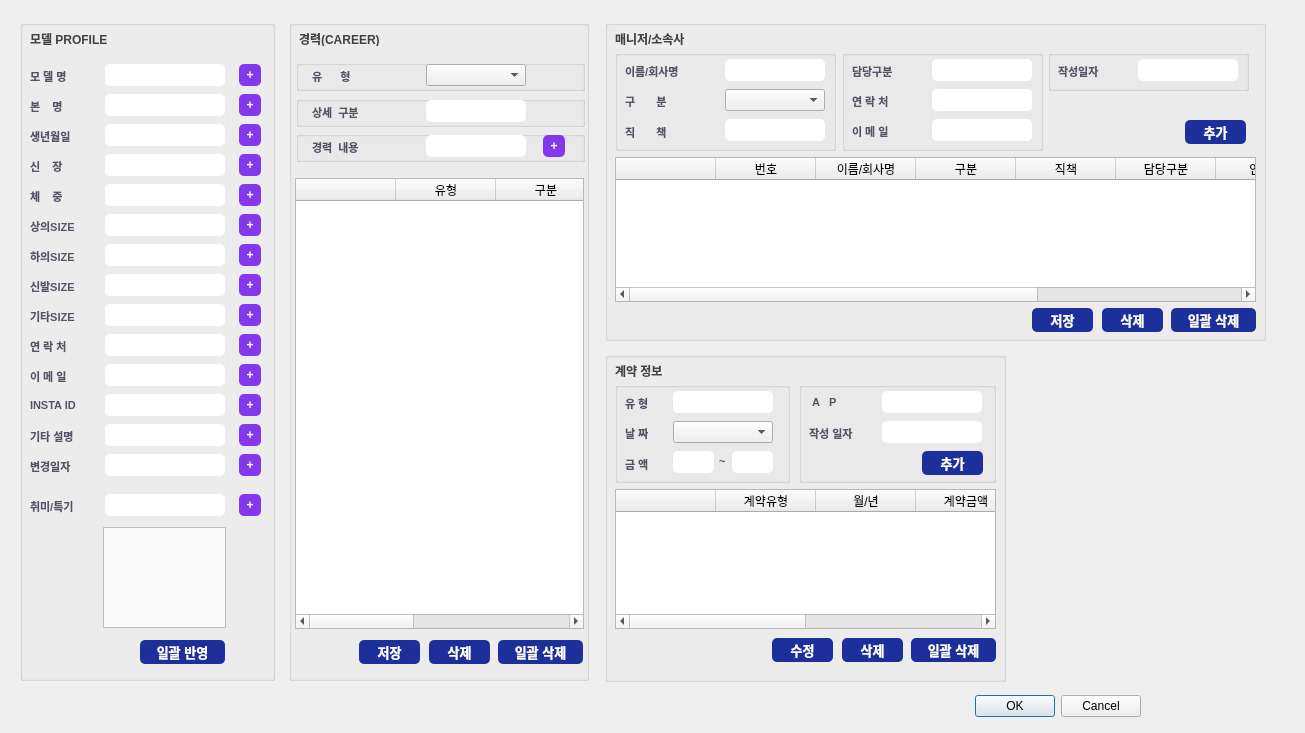
First picture: the form in model_manager/model_info_window.ui, repository ahns13/model_mng_program, before the edit.
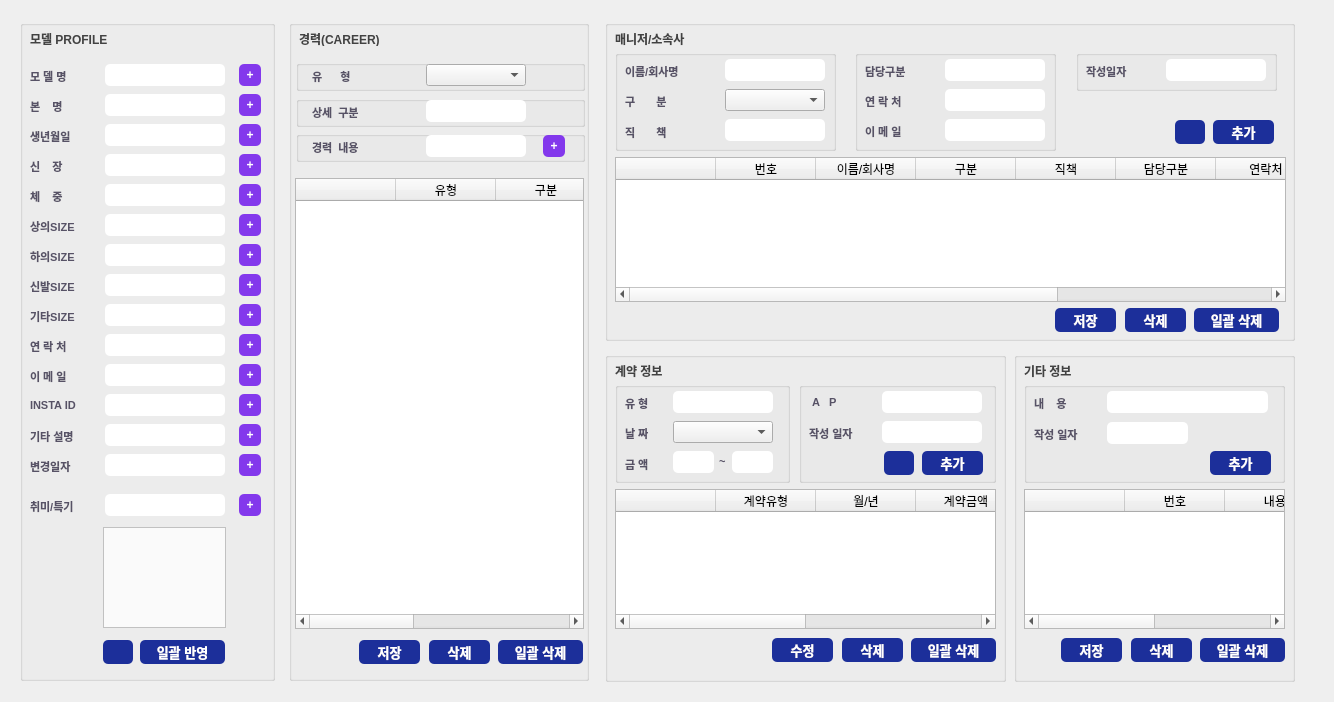
Second picture: the form after the edit.

```diff
--- a/model_manager/model_info_window.ui
+++ b/model_manager/model_info_window.ui
@@ -6,29 +6,13 @@
    <rect>
     <x>0</x>
     <y>0</y>
-    <width>1305</width>
-    <height>733</height>
+    <width>1334</width>
+    <height>702</height>
    </rect>
   </property>
   <property name="windowTitle">
    <string>모델 상세 정보</string>
   </property>
-  <widget class="QDialogButtonBox" name="buttonBox">
-   <property name="geometry">
-    <rect>
-     <x>800</x>
-     <y>690</y>
-     <width>341</width>
-     <height>32</height>
-    </rect>
-   </property>
-   <property name="orientation">
-    <enum>Qt::Horizontal</enum>
-   </property>
-   <property name="standardButtons">
-    <set>QDialogButtonBox::Cancel|QDialogButtonBox::Ok</set>
-   </property>
-  </widget>
   <widget class="QGroupBox" name="groupBox_profile">
    <property name="geometry">
     <rect>
@@ -1177,6 +1161,30 @@
      <string>일괄 반영</string>
     </property>
    </widget>
+   <widget class="QPushButton" name="btn_profile_init">
+    <property name="geometry">
+     <rect>
+      <x>83</x>
+      <y>620</y>
+      <width>30</width>
+      <height>24</height>
+     </rect>
+    </property>
+    <property name="cursor">
+     <cursorShape>PointingHandCursor</cursorShape>
+    </property>
+    <property name="styleSheet">
+     <string notr="true">font: 13px;
+font-weight: bold;
+background-color: rgb(28, 47, 154);
+color: white;
+border-radius: 5px;
+cursor: pointer;</string>
+    </property>
+    <property name="text">
+     <string/>
+    </property>
+   </widget>
   </widget>
   <widget class="QGroupBox" name="groupBox_career">
    <property name="geometry">
@@ -1494,7 +1502,7 @@
     <rect>
      <x>605</x>
      <y>20</y>
-     <width>661</width>
+     <width>690</width>
      <height>321</height>
     </rect>
    </property>
@@ -1522,7 +1530,7 @@
      <rect>
       <x>10</x>
       <y>137</y>
-      <width>641</width>
+      <width>671</width>
       <height>145</height>
      </rect>
     </property>
@@ -1689,7 +1697,7 @@
    <widget class="QGroupBox" name="groupBox_contact_2">
     <property name="geometry">
      <rect>
-      <x>237</x>
+      <x>250</x>
       <y>30</y>
       <width>201</width>
       <height>101</height>
@@ -1795,7 +1803,7 @@
    <widget class="QGroupBox" name="groupBox_contact_3">
     <property name="geometry">
      <rect>
-      <x>443</x>
+      <x>471</x>
       <y>30</y>
       <width>201</width>
       <height>41</height>
@@ -1841,7 +1849,7 @@
    <widget class="QPushButton" name="btn_contact_insert">
     <property name="geometry">
      <rect>
-      <x>580</x>
+      <x>608</x>
       <y>100</y>
       <width>61</width>
       <height>24</height>
@@ -1865,7 +1873,7 @@
    <widget class="QPushButton" name="btn_contact_all_delete">
     <property name="geometry">
      <rect>
-      <x>566</x>
+      <x>589</x>
       <y>288</y>
       <width>85</width>
       <height>24</height>
@@ -1889,7 +1897,7 @@
    <widget class="QPushButton" name="btn_contact_delete">
     <property name="geometry">
      <rect>
-      <x>497</x>
+      <x>520</x>
       <y>288</y>
       <width>61</width>
       <height>24</height>
@@ -1913,7 +1921,7 @@
    <widget class="QPushButton" name="btn_contact_update">
     <property name="geometry">
      <rect>
-      <x>427</x>
+      <x>450</x>
       <y>288</y>
       <width>61</width>
       <height>24</height>
@@ -1934,6 +1942,30 @@
      <string>저장</string>
     </property>
    </widget>
+   <widget class="QPushButton" name="btn_contact_init">
+    <property name="geometry">
+     <rect>
+      <x>570</x>
+      <y>100</y>
+      <width>30</width>
+      <height>24</height>
+     </rect>
+    </property>
+    <property name="cursor">
+     <cursorShape>PointingHandCursor</cursorShape>
+    </property>
+    <property name="styleSheet">
+     <string notr="true">font: 13px;
+font-weight: bold;
+background-color: rgb(28, 47, 154);
+color: white;
+border-radius: 5px;
+cursor: pointer;</string>
+    </property>
+    <property name="text">
+     <string/>
+    </property>
+   </widget>
   </widget>
   <widget class="QGroupBox" name="groupBox_contract">
    <property name="geometry">
@@ -2203,6 +2235,30 @@
       <string>추가</string>
      </property>
     </widget>
+    <widget class="QPushButton" name="btn_contract_init">
+     <property name="geometry">
+      <rect>
+       <x>85</x>
+       <y>69</y>
+       <width>30</width>
+       <height>24</height>
+      </rect>
+     </property>
+     <property name="cursor">
+      <cursorShape>PointingHandCursor</cursorShape>
+     </property>
+     <property name="styleSheet">
+      <string notr="true">font: 13px;
+font-weight: bold;
+background-color: rgb(28, 47, 154);
+color: white;
+border-radius: 5px;
+cursor: pointer;</string>
+     </property>
+     <property name="text">
+      <string/>
+     </property>
+    </widget>
    </widget>
    <widget class="QTableWidget" name="tableWidget_contract">
     <property name="geometry">
@@ -2320,6 +2376,240 @@
     </property>
    </widget>
   </widget>
+  <widget class="QGroupBox" name="groupBox_other">
+   <property name="geometry">
+    <rect>
+     <x>1014</x>
+     <y>352</y>
+     <width>281</width>
+     <height>330</height>
+    </rect>
+   </property>
+   <property name="title">
+    <string/>
+   </property>
+   <widget class="QLabel" name="label_other_title">
+    <property name="geometry">
+     <rect>
+      <x>10</x>
+      <y>10</y>
+      <width>111</width>
+      <height>16</height>
+     </rect>
+    </property>
+    <property name="styleSheet">
+     <string notr="true">border: none;</string>
+    </property>
+    <property name="text">
+     <string>&lt;html&gt;&lt;head/&gt;&lt;body&gt;&lt;p&gt;&lt;span style=&quot; font-weight:600; color:#424242;&quot;&gt;기타 정보&lt;/span&gt;&lt;/p&gt;&lt;/body&gt;&lt;/html&gt;</string>
+    </property>
+   </widget>
+   <widget class="QGroupBox" name="groupBox_other_info">
+    <property name="geometry">
+     <rect>
+      <x>10</x>
+      <y>30</y>
+      <width>261</width>
+      <height>101</height>
+     </rect>
+    </property>
+    <property name="styleSheet">
+     <string notr="true"/>
+    </property>
+    <property name="title">
+     <string/>
+    </property>
+    <widget class="QLabel" name="label_other_info">
+     <property name="geometry">
+      <rect>
+       <x>10</x>
+       <y>13</y>
+       <width>61</width>
+       <height>16</height>
+      </rect>
+     </property>
+     <property name="styleSheet">
+      <string notr="true">border: none;</string>
+     </property>
+     <property name="text">
+      <string>&lt;html&gt;&lt;head/&gt;&lt;body&gt;&lt;p align=&quot;justify&quot;&gt;&lt;span style=&quot; font-size:8pt; font-weight:600; color:#575266;&quot;&gt;내&amp;nbsp;&amp;nbsp;&amp;nbsp;&amp;nbsp;용&lt;/span&gt;&lt;/p&gt;&lt;/body&gt;&lt;/html&gt;</string>
+     </property>
+    </widget>
+    <widget class="QLineEdit" name="lineEdit_other_info">
+     <property name="geometry">
+      <rect>
+       <x>83</x>
+       <y>9</y>
+       <width>161</width>
+       <height>22</height>
+      </rect>
+     </property>
+     <property name="styleSheet">
+      <string notr="true">background-color: rgb(255, 255, 255);
+border-radius: 5px;</string>
+     </property>
+    </widget>
+    <widget class="QPushButton" name="btn_other_insert">
+     <property name="geometry">
+      <rect>
+       <x>186</x>
+       <y>69</y>
+       <width>61</width>
+       <height>24</height>
+      </rect>
+     </property>
+     <property name="cursor">
+      <cursorShape>PointingHandCursor</cursorShape>
+     </property>
+     <property name="styleSheet">
+      <string notr="true">font: 13px;
+font-weight: bold;
+background-color: rgb(28, 47, 154);
+color: white;
+border-radius: 5px;
+cursor: pointer;</string>
+     </property>
+     <property name="text">
+      <string>추가</string>
+     </property>
+    </widget>
+    <widget class="QLineEdit" name="lineEdit_other_data_date">
+     <property name="geometry">
+      <rect>
+       <x>83</x>
+       <y>40</y>
+       <width>81</width>
+       <height>22</height>
+      </rect>
+     </property>
+     <property name="styleSheet">
+      <string notr="true">background-color: rgb(255, 255, 255);
+border-radius: 5px;</string>
+     </property>
+    </widget>
+    <widget class="QLabel" name="label_other_data_date">
+     <property name="geometry">
+      <rect>
+       <x>10</x>
+       <y>44</y>
+       <width>60</width>
+       <height>16</height>
+      </rect>
+     </property>
+     <property name="styleSheet">
+      <string notr="true">border: none;</string>
+     </property>
+     <property name="text">
+      <string>&lt;html&gt;&lt;head/&gt;&lt;body&gt;&lt;p align=&quot;justify&quot;&gt;&lt;span style=&quot; font-size:8pt; font-weight:600; color:#575266;&quot;&gt;작성 일자&lt;/span&gt;&lt;/p&gt;&lt;/body&gt;&lt;/html&gt;</string>
+     </property>
+    </widget>
+   </widget>
+   <widget class="QTableWidget" name="tableWidget_other">
+    <property name="geometry">
+     <rect>
+      <x>10</x>
+      <y>137</y>
+      <width>261</width>
+      <height>140</height>
+     </rect>
+    </property>
+    <property name="editTriggers">
+     <set>QAbstractItemView::DoubleClicked</set>
+    </property>
+    <column>
+     <property name="text">
+      <string/>
+     </property>
+    </column>
+    <column>
+     <property name="text">
+      <string>번호</string>
+     </property>
+    </column>
+    <column>
+     <property name="text">
+      <string>내용</string>
+     </property>
+    </column>
+    <column>
+     <property name="text">
+      <string>작성일자</string>
+     </property>
+    </column>
+   </widget>
+   <widget class="QPushButton" name="btn_other_all_delete">
+    <property name="geometry">
+     <rect>
+      <x>186</x>
+      <y>286</y>
+      <width>85</width>
+      <height>24</height>
+     </rect>
+    </property>
+    <property name="cursor">
+     <cursorShape>PointingHandCursor</cursorShape>
+    </property>
+    <property name="styleSheet">
+     <string notr="true">font: 13px;
+font-weight: bold;
+background-color: rgb(28, 47, 154);
+color: white;
+border-radius: 5px;
+cursor: pointer;</string>
+    </property>
+    <property name="text">
+     <string>일괄 삭제</string>
+    </property>
+   </widget>
+   <widget class="QPushButton" name="btn_other_delete">
+    <property name="geometry">
+     <rect>
+      <x>117</x>
+      <y>286</y>
+      <width>61</width>
+      <height>24</height>
+     </rect>
+    </property>
+    <property name="cursor">
+     <cursorShape>PointingHandCursor</cursorShape>
+    </property>
+    <property name="styleSheet">
+     <string notr="true">font: 13px;
+font-weight: bold;
+background-color: rgb(28, 47, 154);
+color: white;
+border-radius: 5px;
+cursor: pointer;</string>
+    </property>
+    <property name="text">
+     <string>삭제</string>
+    </property>
+   </widget>
+   <widget class="QPushButton" name="btn_other_update">
+    <property name="geometry">
+     <rect>
+      <x>47</x>
+      <y>286</y>
+      <width>61</width>
+      <height>24</height>
+     </rect>
+    </property>
+    <property name="cursor">
+     <cursorShape>PointingHandCursor</cursorShape>
+    </property>
+    <property name="styleSheet">
+     <string notr="true">font: 13px;
+font-weight: bold;
+background-color: rgb(28, 47, 154);
+color: white;
+border-radius: 5px;
+cursor: pointer;</string>
+    </property>
+    <property name="text">
+     <string>저장</string>
+    </property>
+   </widget>
+  </widget>
   <zorder>groupBox_career</zorder>
   <zorder>buttonBox</zorder>
   <zorder>groupBox_profile</zorder>
```
Left out of the diff: 37 changed lines with no effect on the pictures.
